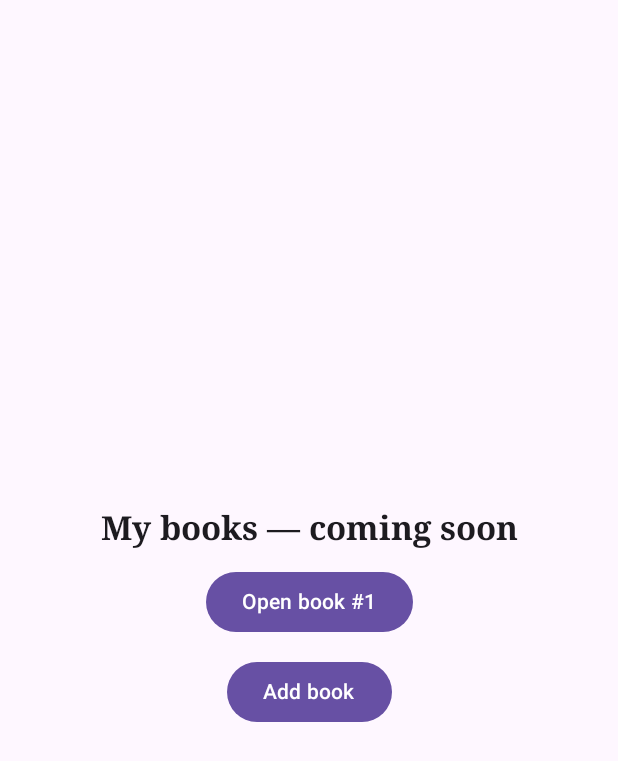
After one commit to 240103071/BookShelf, an Android app built with Jetpack Compose: the composable AppNavHost shown on its own in the app's theme, on a phone screen of 412 x 824 dp. The commit adds this screen. Shown: the top 761 px of the screen. Run offline under Robolectric (Android 15) with nearby library versions, the phone set to English and light mode, and no system bars.

Commit message:
Screen marshruttarymen AppNavHost placeholderleri bar Navigation Compose qosyldy

```diff
--- a/app/build.gradle.kts
+++ b/app/build.gradle.kts
@@ -46,6 +46,9 @@ dependencies {
     implementation(libs.androidx.compose.ui.tooling.preview)
     implementation(libs.androidx.core.ktx)
     implementation(libs.androidx.lifecycle.runtime.ktx)
+    implementation(libs.androidx.lifecycle.runtime.compose)
+    implementation(libs.androidx.lifecycle.viewmodel.compose)
+    implementation(libs.androidx.navigation.compose)
     testImplementation(libs.junit)
     androidTestImplementation(platform(libs.androidx.compose.bom))
     androidTestImplementation(libs.androidx.compose.ui.test.junit4)
--- /dev/null
+++ b/app/src/main/java/kz/mitu/bookshelf/navigation/AppNavHost.kt
@@ -0,0 +1,90 @@
+package kz.mitu.bookshelf.navigation
+
+import androidx.compose.foundation.layout.Arrangement
+import androidx.compose.foundation.layout.Column
+import androidx.compose.foundation.layout.fillMaxSize
+import androidx.compose.material3.Button
+import androidx.compose.material3.MaterialTheme
+import androidx.compose.material3.Text
+import androidx.compose.runtime.Composable
+import androidx.compose.ui.Alignment
+import androidx.compose.ui.Modifier
+import androidx.compose.ui.res.stringResource
+import androidx.compose.ui.unit.dp
+import androidx.navigation.NavHostController
+import androidx.navigation.NavType
+import androidx.navigation.compose.NavHost
+import androidx.navigation.compose.composable
+import androidx.navigation.compose.rememberNavController
+import androidx.navigation.navArgument
+import kz.mitu.bookshelf.R
+
+@Composable
+fun AppNavHost(
+    modifier: Modifier = Modifier,
+    navController: NavHostController = rememberNavController()
+) {
+    NavHost(
+        navController = navController,
+        startDestination = Screen.Home.route,
+        modifier = modifier
+    ) {
+        composable(Screen.Home.route) {
+            PlaceholderScreen(title = stringResource(R.string.my_books)) {
+                Button(onClick = { navController.navigate(Screen.Detail.createRoute(1)) }) {
+                    Text(stringResource(R.string.open_book_1))
+                }
+                Button(onClick = { navController.navigate(Screen.Add.route) }) {
+                    Text(stringResource(R.string.add_book))
+                }
+            }
+        }
+
+        composable(
+            route = Screen.Detail.route,
+            arguments = listOf(navArgument(Screen.ARG_BOOK_ID) { type = NavType.IntType })
+        ) { backStackEntry ->
+            val bookId = backStackEntry.arguments?.getInt(Screen.ARG_BOOK_ID) ?: -1
+            PlaceholderScreen(title = stringResource(R.string.book_details)) {
+                Text(stringResource(R.string.placeholder_book_id, bookId))
+            }
+        }
+
+        composable(Screen.Add.route) {
+            PlaceholderScreen(title = stringResource(R.string.add_book))
+        }
+
+        composable(
+            route = Screen.Edit.route,
+            arguments = listOf(navArgument(Screen.ARG_BOOK_ID) { type = NavType.IntType })
+        ) { backStackEntry ->
+            val bookId = backStackEntry.arguments?.getInt(Screen.ARG_BOOK_ID) ?: -1
+            PlaceholderScreen(title = stringResource(R.string.edit_book)) {
+                Text(stringResource(R.string.placeholder_book_id, bookId))
+            }
+        }
+
+        composable(Screen.Stats.route) {
+            PlaceholderScreen(title = stringResource(R.string.statistics))
+        }
+    }
+}
+
+/** Temporary screen used until the real screens are implemented. */
+@Composable
+private fun PlaceholderScreen(
+    title: String,
+    content: @Composable () -> Unit = {}
+) {
+    Column(
+        modifier = Modifier.fillMaxSize(),
+        verticalArrangement = Arrangement.spacedBy(12.dp, Alignment.CenterVertically),
+        horizontalAlignment = Alignment.CenterHorizontally
+    ) {
+        Text(
+            text = stringResource(R.string.placeholder_screen, title),
+            style = MaterialTheme.typography.titleLarge
+        )
+        content()
+    }
+}
--- a/app/src/main/res/values/strings.xml
+++ b/app/src/main/res/values/strings.xml
@@ -5,6 +5,13 @@
     <string name="my_books">My books</string>
     <string name="book_details">Book details</string>
     <string name="add_book">Add book</string>
+    <string name="edit_book">Edit book</string>
+    <string name="statistics">Statistics</string>
+
+    <!-- Navigation placeholders (temporary) -->
+    <string name="placeholder_screen">%1$s — coming soon</string>
+    <string name="placeholder_book_id">Book id: %1$d</string>
+    <string name="open_book_1">Open book #1</string>
 
     <!-- Common actions -->
     <string name="back">Back</string>
--- a/gradle/libs.versions.toml
+++ b/gradle/libs.versions.toml
@@ -8,6 +8,7 @@ lifecycleRuntimeKtx = "2.11.0"
 activityCompose = "1.13.0"
 kotlin = "2.2.10"
 composeBom = "2026.02.01"
+navigationCompose = "2.10.2"
 
 [libraries]
 androidx-core-ktx = { group = "androidx.core", name = "core-ktx", version.ref = "coreKtx" }
@@ -15,6 +16,9 @@ junit = { group = "junit", name = "junit", version.ref = "junit" }
 androidx-junit = { group = "androidx.test.ext", name = "junit", version.ref = "junitVersion" }
 androidx-espresso-core = { group = "androidx.test.espresso", name = "espresso-core", version.ref = "espressoCore" }
 androidx-lifecycle-runtime-ktx = { group = "androidx.lifecycle", name = "lifecycle-runtime-ktx", version.ref = "lifecycleRuntimeKtx" }
+androidx-lifecycle-viewmodel-compose = { group = "androidx.lifecycle", name = "lifecycle-viewmodel-compose", version.ref = "lifecycleRuntimeKtx" }
+androidx-lifecycle-runtime-compose = { group = "androidx.lifecycle", name = "lifecycle-runtime-compose", version.ref = "lifecycleRuntimeKtx" }
+androidx-navigation-compose = { group = "androidx.navigation", name = "navigation-compose", version.ref = "navigationCompose" }
 androidx-activity-compose = { group = "androidx.activity", name = "activity-compose", version.ref = "activityCompose" }
 androidx-compose-bom = { group = "androidx.compose", name = "compose-bom", version.ref = "composeBom" }
 androidx-compose-ui = { group = "androidx.compose.ui", name = "ui" }
```
Also changed, not shown: app/src/main/java/kz/mitu/bookshelf/MainActivity.kt (+2 -23 lines), app/src/main/java/kz/mitu/bookshelf/navigation/Screen.kt (added, +21 -0 lines).
